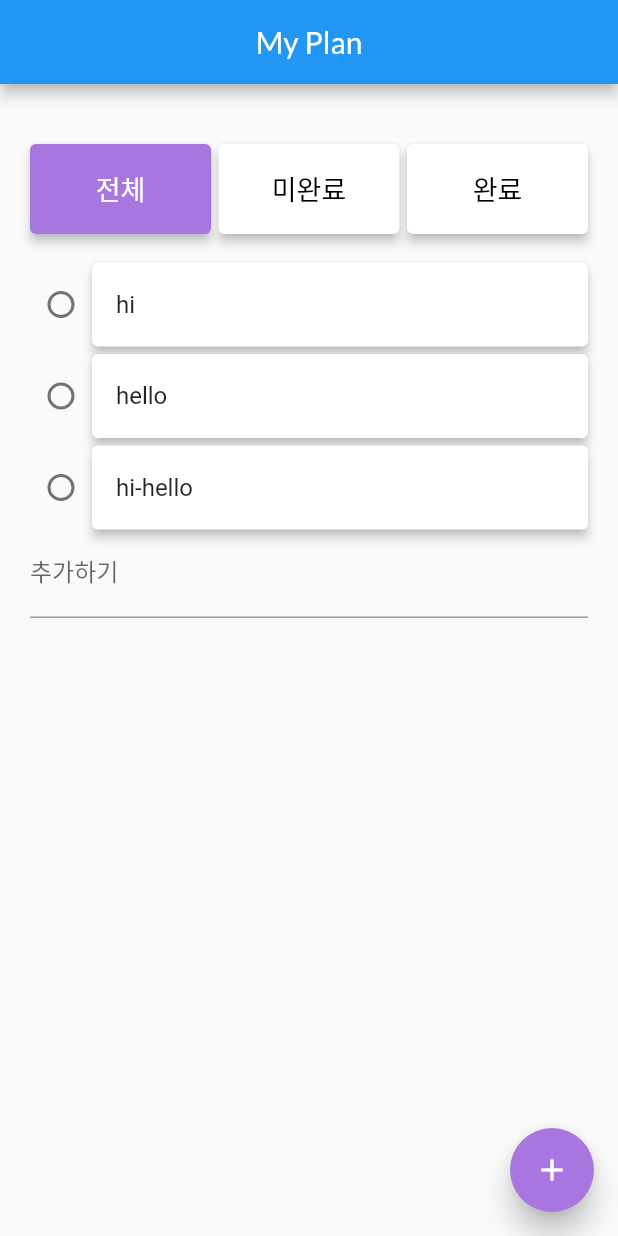
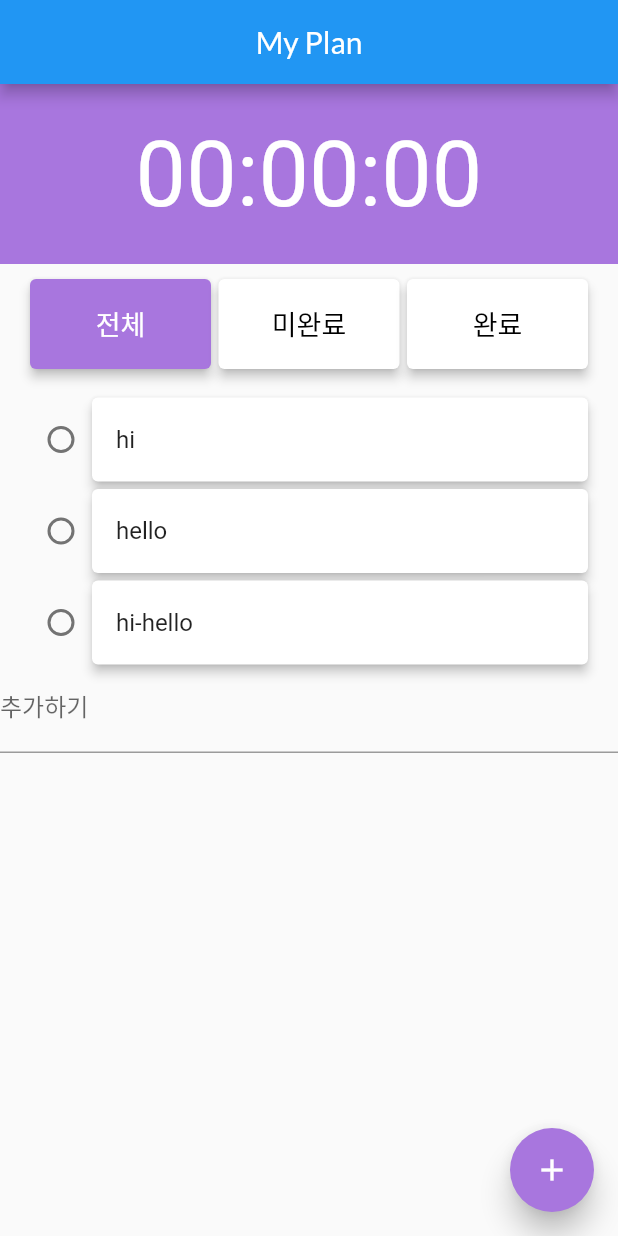
Before and after one commit to shseok/flutter_riverpod_diary, a Flutter app: the screen it shows after launch, on a phone screen of 412 x 824 dp. Run offline on Flutter 3.47's test engine with Material 2 defaults, Android fonts, the phone set to English and light mode, and no system bars; drawn by our look-alikes of flutter_speed_dial; our stand-ins replace flutter_hooks, flutter_riverpod, google_fonts, hooks_riverpod.

Commit message:
Add Timer

```diff
--- a/lib/main.dart
+++ b/lib/main.dart
@@ -48,11 +48,20 @@ class MyPage extends HookConsumerWidget {
               centerTitle: true,
             ),
             body: ListView(
-                padding:
-                    const EdgeInsets.symmetric(horizontal: 20, vertical: 40),
                   children: [
-                  // TitleWidget(),
+                    // 달력 위치 (title_widget.dart에 넣기)
                     // const SizedBox(height: 42),
+                    Container(
+                      width: MediaQuery.of(context).size.width,
+                      height: 120.0,
+                      color: Color(0xffA876DE),
+                      child: Column(
+                        mainAxisAlignment: MainAxisAlignment.center,
+                        crossAxisAlignment: CrossAxisAlignment.center,
+                        children: [Text('00:00:00', style: TextStyle(fontSize: 60.0, color: Colors.white))],
+                      ),
+                    ),
+                    const SizedBox(height: 10),
                     Toolbar(),
                     const SizedBox(height: 19),
                     // if (todos.isNotEmpty) const Divider(height: 50),
--- a/lib/ui/filter_widget.dart
+++ b/lib/ui/filter_widget.dart
@@ -24,8 +24,8 @@ class Toolbar extends HookConsumerWidget {
     return Material(
       child: Container(
         // color: Colors.red,
-        width: double.infinity,
         height: 60.0,
+        padding: const EdgeInsets.symmetric(horizontal: 20, vertical: 0),
         child: Row(
           mainAxisAlignment: MainAxisAlignment.spaceBetween,
           crossAxisAlignment: CrossAxisAlignment.stretch,
--- a/lib/ui/floating_button_widget.dart
+++ b/lib/ui/floating_button_widget.dart
@@ -12,6 +12,8 @@ class myFloatingActionButtonWidget extends StatefulWidget {
 }
 
 class _myFloatingActionButtonWidgetState extends State<myFloatingActionButtonWidget> {
+
+  final _formKey = GlobalKey<FormState>();
 
   @override
   Widget build(BuildContext context) {
@@ -36,34 +38,28 @@ class _myFloatingActionButtonWidgetState extends State<myFloatingActionButtonWid
       overlayOpacity: 0.5,
       children: [
         SpeedDialChild(
-          child: !widget.rmicons
-              ? const Icon(
+          child: const Icon(
             Icons.post_add,
-          )
-              : null,
+          ),
           backgroundColor: Colors.white,
           // foregroundColor: Colors.white,
           label: '추가',
-          onTap: () => setState(() => widget.rmicons = !widget.rmicons),
+          onTap: () => setState(() => _AddForm(context, _formKey)),
           onLongPress: () => debugPrint('FIRST CHILD LONG PRESS'),
         ),
         SpeedDialChild(
-          child: !widget.rmicons
-              ? const Icon(
+          child: const Icon(
             Icons.delete_outline,
-          )
-              : null,
+          ),
           backgroundColor: Colors.white,
           // foregroundColor: Colors.white,
           label: '삭제',
           onTap: () => debugPrint('SECOND CHILD'),
         ),
         SpeedDialChild(
-          child: !widget.rmicons
-              ? const Icon(
+          child: const Icon(
             Icons.edit_note,
-          )
-              : null,
+          ),
           backgroundColor: Colors.white,
           // foregroundColor: Colors.white,
           label: '수정',
@@ -76,3 +72,57 @@ class _myFloatingActionButtonWidgetState extends State<myFloatingActionButtonWid
     );
   }
 }
+
+void _AddForm(BuildContext context, GlobalKey<FormState> formKey) {
+  showDialog(
+      context: context,
+      builder: (BuildContext context) {
+        return AlertDialog(
+          content: Stack(
+            overflow: Overflow.visible,
+            children: <Widget>[
+              Positioned(
+                right: -40.0,
+                top: -40.0,
+                child: InkResponse(
+                  onTap: () {
+                    Navigator.of(context).pop();
+                  },
+                  child: CircleAvatar(
+                    child: Icon(Icons.close),
+                    backgroundColor: Colors.red,
+                  ),
+                ),
+              ),
+              Form(
+                key: formKey,
+                child: Column(
+                  mainAxisSize: MainAxisSize.min,
+                  children: <Widget>[
+                    Padding(
+                      padding: EdgeInsets.all(8.0),
+                      child: TextFormField(),
+                    ),
+                    Padding(
+                      padding: EdgeInsets.all(8.0),
+                      child: TextFormField(),
+                    ),
+                    Padding(
+                      padding: const EdgeInsets.all(8.0),
+                      child: ElevatedButton(
+                        child: Text("제출"),
+                        onPressed: () {
+                          if (formKey.currentState!.validate()) {
+                            formKey.currentState!.save();
+                          }
+                        },
+                      ),
+                    )
+                  ],
+                ),
+              ),
+            ],
+          ),
+        );
+      });
+}
--- a/lib/ui/item_widget.dart
+++ b/lib/ui/item_widget.dart
@@ -19,6 +19,7 @@ class TodoItem extends HookConsumerWidget {
 
     return Container(
       width: double.infinity,
+      padding: const EdgeInsets.symmetric(horizontal: 20, vertical: 0),
       child: Row(
         children: [
           Expanded(
```
Lines whose indentation alone changed are shown as unchanged.
